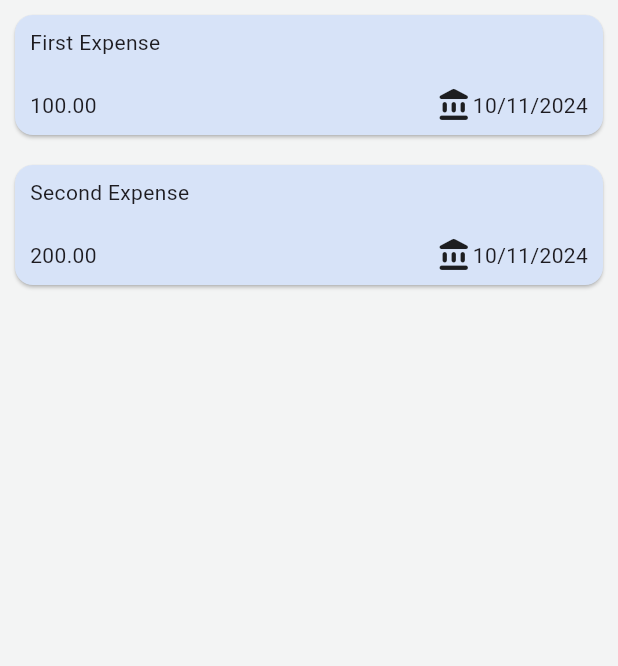
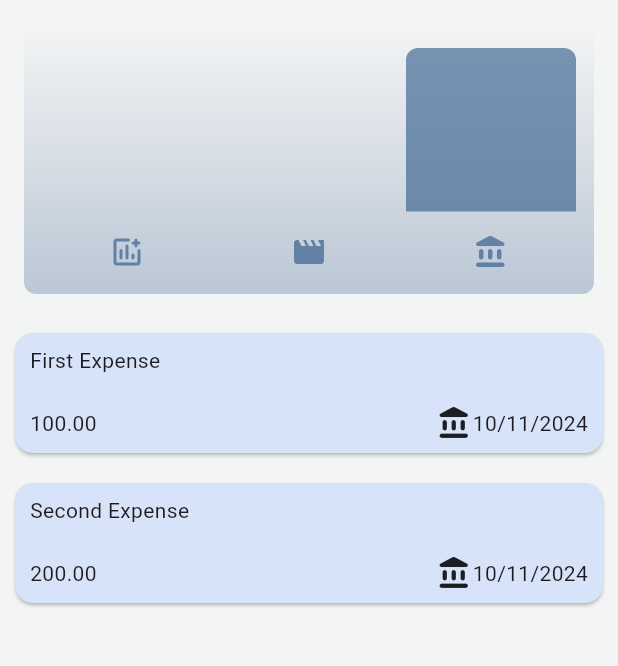
Before and after one commit to ashishtandon2000/expense_tracker, a Flutter app: the screen it shows after launch, on a phone screen of 412 x 824 dp, the part 84-750 px from its top. Run offline on Flutter 3.47's test engine with Material 3 defaults, Android fonts, the phone set to English and light mode, and no system bars; our stand-ins replace google_fonts.

Commit message:
added charts

```diff
--- /dev/null
+++ b/lib/models/bucket.dart
@@ -0,0 +1,19 @@
+part of "models.dart";
+
+class ExpenseBucket{
+  const ExpenseBucket({required this.category,required this.expenses});
+  final Category category;
+  final List<Expense> expenses;
+
+  /// To filter out expenses based on category
+  ExpenseBucket.forCategory({required List<Expense> expenses, required this.category}):expenses = expenses.where((expense)=>expense.category == category).toList();
+
+  double get totalExpense{
+    double total = 0;
+      for (final expense in expenses){
+        total += expense.amount;
+      }
+
+    return total;
+  }
+}
--- a/lib/models/models.dart
+++ b/lib/models/models.dart
@@ -7,3 +7,4 @@ import 'package:uuid/uuid.dart';
 import 'package:intl/intl.dart';
 
 part 'expense.dart';
+part 'bucket.dart';
--- /dev/null
+++ b/lib/widgets/chart/chart.dart
@@ -0,0 +1,85 @@
+part of '../widgets.dart';
+
+class Chart extends StatelessWidget{
+  const Chart({required this.expenses, super.key});
+
+  final List<Expense> expenses;
+
+
+  List<ExpenseBucket> get buckets {
+    return [
+      ExpenseBucket.forCategory(expenses: expenses, category: Category.essential),
+      ExpenseBucket.forCategory(expenses: expenses, category: Category.nonEssential),
+      ExpenseBucket.forCategory(expenses: expenses, category: Category.investment)
+    ];
+  }
+
+  double get maxTotalExpense {
+    double maxTotalExpense = 0;
+      for(final bucket in buckets){
+        // total += bucket.totalExpense;
+        if (bucket.totalExpense > maxTotalExpense) {
+          maxTotalExpense = bucket.totalExpense;
+        }
+      }
+    return maxTotalExpense;
+  }
+
+
+  @override
+  Widget build(context){
+    final isDarkMode = MediaQuery.of(context).platformBrightness == Brightness.dark;
+    return Container(
+      margin: const EdgeInsets.all(16),
+      padding: const EdgeInsets.symmetric(
+        vertical: 16,
+        horizontal: 8,
+      ),
+      width: double.infinity,
+      height: 180,
+      decoration: BoxDecoration(
+        borderRadius: BorderRadius.circular(8),
+        gradient: LinearGradient(
+          colors: [
+            Theme.of(context).colorScheme.primary.withOpacity(0.3),
+            Theme.of(context).colorScheme.primary.withOpacity(0.0)
+          ],
+          begin: Alignment.bottomCenter,
+          end: Alignment.topCenter,
+        ),
+      ),
+      child: Column(
+        children: [
+            Expanded(
+              child: Row(
+                crossAxisAlignment: CrossAxisAlignment.end,
+              children: [
+                ...buckets.map((bucket){
+                 final fill =  bucket.totalExpense / maxTotalExpense;
+                  return Expanded(child: ChartBar(fill: fill));})
+              ],
+                        ),
+            ),
+          const SizedBox(height: 15,),
+          Row(
+            children: [
+              for(final category in Category.values)
+                Expanded(
+                  child: Padding(
+                    padding: const EdgeInsets.symmetric(horizontal: 4),
+                    child: Icon(categoryIcon[category],
+                      color: isDarkMode
+                          ? Theme.of(context).colorScheme.secondary
+                          : Theme.of(context)
+                          .colorScheme
+                          .primary
+                          .withOpacity(0.7),),
+                  ),
+                )
+            ],
+          )
+        ],
+      ),
+    );
+  }
+}
--- /dev/null
+++ b/lib/widgets/chart/chart_bar.dart
@@ -0,0 +1,29 @@
+part of '../widgets.dart';
+
+class ChartBar extends StatelessWidget{
+  const ChartBar({required this.fill, super.key});
+
+  final double fill;
+
+  @override
+  Widget build(BuildContext context) {
+    final isDarkMode =
+        MediaQuery.of(context).platformBrightness == Brightness.dark;
+    return Padding(
+      padding: const EdgeInsets.symmetric(horizontal: 4),
+      child: FractionallySizedBox(
+        heightFactor: fill,
+        child: DecoratedBox(
+          decoration: BoxDecoration(
+            shape: BoxShape.rectangle,
+            borderRadius:
+            const BorderRadius.vertical(top: Radius.circular(8)),
+            color: isDarkMode
+                ? Theme.of(context).colorScheme.secondary
+                : Theme.of(context).colorScheme.primary.withOpacity(0.65),
+          ),
+        ),
+      ),
+    );
+  }
+}
--- a/lib/widgets/expenses.dart
+++ b/lib/widgets/expenses.dart
@@ -85,6 +85,7 @@ class _ExpensesState extends State<Expenses> {
         width: double.maxFinite,
         child: Column(
           children: [
+            Chart(expenses: dummyExpenses,),
             Expanded(
               child: widgetContent,
             ),
--- a/lib/widgets/widgets.dart
+++ b/lib/widgets/widgets.dart
@@ -2,13 +2,15 @@ library widgets;
 
 import 'package:expense_tracker/main.dart';
 import 'package:flutter/material.dart';
+// import 'package:google_fonts/google_fonts.dart';
 
 // Local...
 import 'package:expense_tracker/models/models.dart';
-import 'package:google_fonts/google_fonts.dart';
 
 part 'expenses.dart';
 part 'expense_list/expenses_list.dart';
 part 'expense_list/expenses_item.dart';
 part 'add_expense/add_expense.dart';
 part 'add_expense/buttons.dart';
+part 'chart/chart.dart';
+part 'chart/chart_bar.dart';
```
Also changed, not shown: 1 other file.
